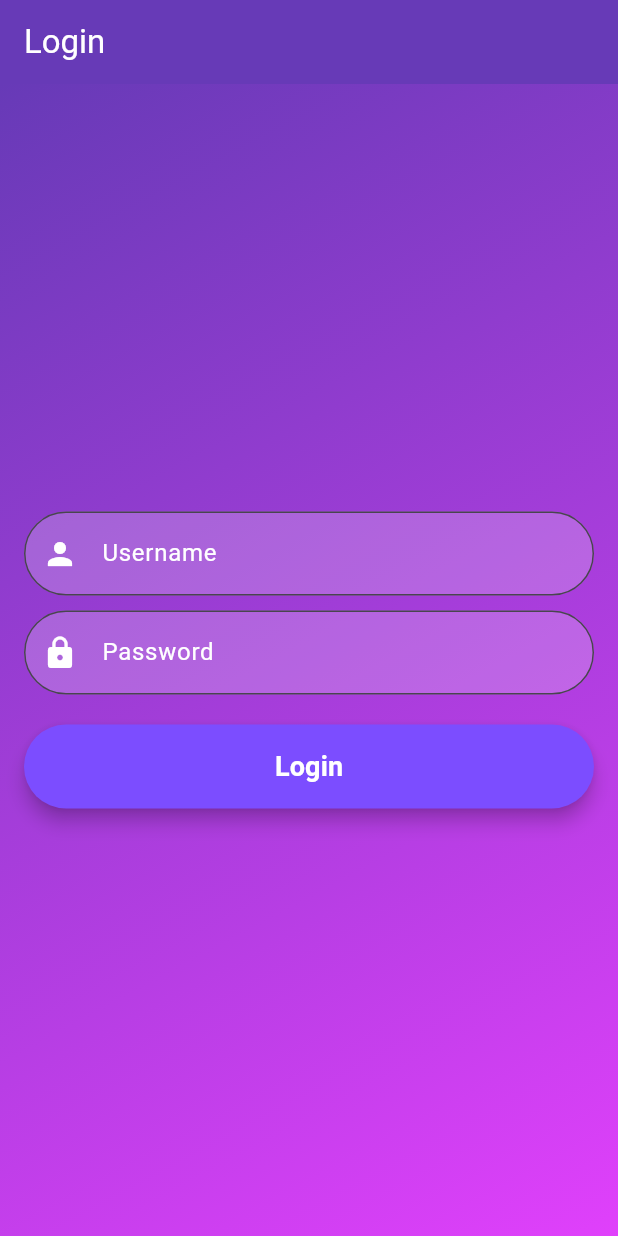
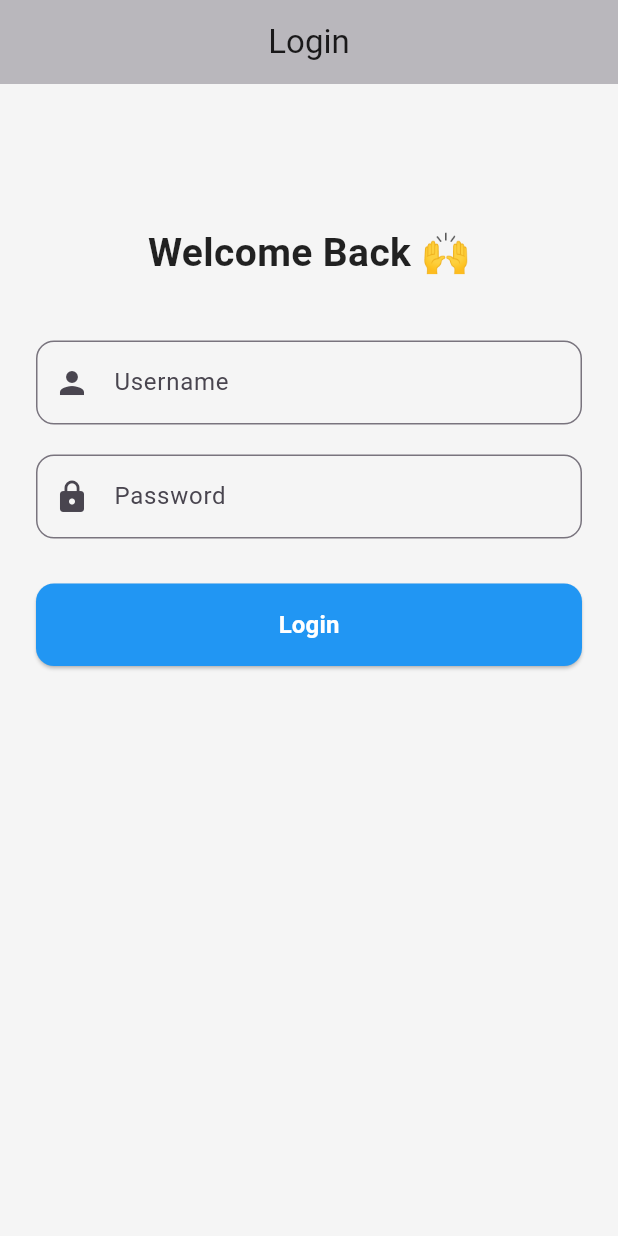
Before and after one commit to OukSaksith/attendance-app, a Flutter app: the screen it shows after launch, on a phone screen of 412 x 824 dp. Run offline on Flutter 3.47's test engine with Material 3 defaults, Android fonts, the phone set to English and light mode, and no system bars; our stand-ins replace image_picker, qr_flutter, shared_preferences; missing offline and left inert: mobile_scanner.

Commit message:
*update ui color

```diff
--- a/lib/screens/login_page.dart
+++ b/lib/screens/login_page.dart
@@ -30,63 +30,48 @@ class _LoginPageState extends State<LoginPage> {
     }
   }
 
-  // @override
-  // Widget build(BuildContext context) {
-  //   return Scaffold(
-  //     appBar: AppBar(title: const Text('Login')),
-  //     body: Padding(
-  //       padding: const EdgeInsets.all(16),
-  //       child: Column(
-  //         mainAxisAlignment: MainAxisAlignment.center,
-  //         children: [
-  //           TextField(controller: usernameController, decoration: const InputDecoration(labelText: 'Username')),
-  //           const SizedBox(height: 10),
-  //           TextField(controller: passwordController, obscureText: true, decoration: const InputDecoration(labelText: 'Password')),
-  //           const SizedBox(height: 20),
-  //           ElevatedButton(onPressed: login, child: const Text('Login')),
-  //           if (error.isNotEmpty) Padding(padding: const EdgeInsets.only(top: 10), child: Text(error, style: const TextStyle(color: Colors.red))),
-  //         ],
-  //       ),
-  //     ),
-  //   );
-  // }
   Widget build(BuildContext context) {
     return Scaffold(
+      backgroundColor: Colors.grey[100],
       appBar: AppBar(
-        title: const Text('Login', style: TextStyle(color: Colors.white)),
-        backgroundColor: Colors.deepPurple,
-        elevation: 0,
+        title: const Text('Login'),
+        backgroundColor: Colors.grey[400],
+        elevation: 1,
+        centerTitle: true,
+        foregroundColor: Colors.black87,
       ),
       body: Container(
         width: double.infinity,
-        decoration: const BoxDecoration(
-          gradient: LinearGradient(
-            colors: [Colors.deepPurple, Colors.purpleAccent],
-            begin: Alignment.topLeft,
-            end: Alignment.bottomRight,
-          ),
-        ),
+        color: Colors.grey[100],
+        child: SingleChildScrollView(
             child: Padding(
-          padding: const EdgeInsets.all(16),
+              padding: const EdgeInsets.all(24),
               child: Column(
                 mainAxisAlignment: MainAxisAlignment.center,
                 children: [
+                  const SizedBox(height: 70),
+                  const Text(
+                    'Welcome Back 🙌',
+                    style: TextStyle(
+                      fontSize: 26,
+                      fontWeight: FontWeight.bold,
+                      color: Colors.black87,
+                    ),
+                  ),
+                  const SizedBox(height: 40),
+
                   // Username TextField
                   TextField(
                     controller: usernameController,
                     decoration: InputDecoration(
                       labelText: 'Username',
-                  labelStyle: const TextStyle(color: Colors.white),
-                  filled: true,
-                  fillColor: Colors.white.withOpacity(0.2),
                       border: OutlineInputBorder(
-                    borderRadius: BorderRadius.circular(30),
-                    borderSide: const BorderSide(color: Colors.white),
+                        borderRadius: BorderRadius.circular(12),
                       ),
-                  prefixIcon: const Icon(Icons.person, color: Colors.white),
+                      prefixIcon: const Icon(Icons.person),
                     ),
                   ),
-              const SizedBox(height: 10),
+                  const SizedBox(height: 20),
 
                   // Password TextField
                   TextField(
@@ -94,36 +79,31 @@ class _LoginPageState extends State<LoginPage> {
                     obscureText: true,
                     decoration: InputDecoration(
                       labelText: 'Password',
-                  labelStyle: const TextStyle(color: Colors.white),
-                  filled: true,
-                  fillColor: Colors.white.withOpacity(0.2),
                       border: OutlineInputBorder(
-                    borderRadius: BorderRadius.circular(30),
-                    borderSide: const BorderSide(color: Colors.white),
+                        borderRadius: BorderRadius.circular(12),
                       ),
-                  prefixIcon: const Icon(Icons.lock, color: Colors.white),
+                      prefixIcon: const Icon(Icons.lock),
                     ),
                   ),
-              const SizedBox(height: 20),
+                  const SizedBox(height: 30),
 
                   // Login Button
                   SizedBox(
                     width: double.infinity,
                     child: ElevatedButton(
+                      onPressed: login,
                       style: ElevatedButton.styleFrom(
-                    padding: const EdgeInsets.symmetric(vertical: 15),
-                    backgroundColor: Colors.deepPurpleAccent,
+                        backgroundColor: Colors.blue,
+                        padding: const EdgeInsets.symmetric(vertical: 16),
                         shape: RoundedRectangleBorder(
-                      borderRadius: BorderRadius.circular(30),
+                          borderRadius: BorderRadius.circular(12),
                         ),
-                    elevation: 5,
                       ),
-                  onPressed: login,
                       child: const Text(
                         'Login',
                         style: TextStyle(
-                      fontSize: 18,
-                      fontWeight: FontWeight.bold,
+                          fontSize: 16,
+                          fontWeight: FontWeight.w600,
                           color: Colors.white,
                         ),
                       ),
@@ -133,7 +113,7 @@ class _LoginPageState extends State<LoginPage> {
                   // Error Message
                   if (error.isNotEmpty)
                     Padding(
-                  padding: const EdgeInsets.only(top: 10),
+                      padding: const EdgeInsets.only(top: 12),
                       child: Text(
                         error,
                         style: const TextStyle(color: Colors.red, fontSize: 14),
@@ -141,9 +121,11 @@ class _LoginPageState extends State<LoginPage> {
                     ),
                 ],
               ),
+            )
         ),
       ),
     );
   }
 
+
 }
--- a/lib/widgets/profile_image_picker.dart
+++ b/lib/widgets/profile_image_picker.dart
@@ -36,8 +36,9 @@ class _ProfileImagePickerState extends State<ProfileImagePicker> {
       onTap: pickImage,
       child: CircleAvatar(
         radius: 50,
+        backgroundColor: Colors.blue[300],
         backgroundImage: imageFile != null ? FileImage(imageFile!) : null,
-        child: imageFile == null ? const Icon(Icons.camera_alt, size: 40) : null,
+        child: imageFile == null ? const Icon(Icons.camera_alt, size: 40, color: Colors.white,) : null,
       ),
     );
   }
```
Also changed, not shown: lib/attendance/generate_Qrcode.dart (+44 -7 lines), lib/screens/edit_profile_page.dart (+50 -86 lines), lib/screens/home_page.dart (+39 -79 lines). Lines whose indentation alone changed are shown as unchanged.
